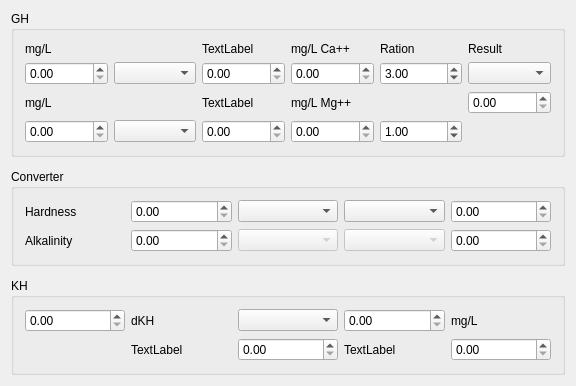
The window that mainwindow.ui (DrFr/HardnessCalc) describes before a commit, drawn with Qt 5.
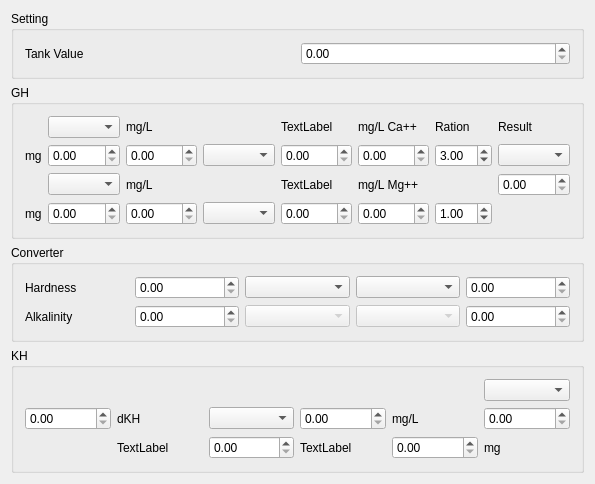
The same window after the commit.

Commit message: added tank value

```diff
--- a/mainwindow.ui
+++ b/mainwindow.ui
@@ -7,7 +7,7 @@
     <x>0</x>
     <y>0</y>
     <width>576</width>
-    <height>386</height>
+    <height>455</height>
    </rect>
   </property>
   <property name="windowTitle">
@@ -15,144 +15,201 @@
   </property>
   <widget class="QWidget" name="centralWidget">
    <layout class="QVBoxLayout" name="verticalLayout">
+    <item>
+     <widget class="QGroupBox" name="groupBox_4">
+      <property name="title">
+       <string>Setting</string>
+      </property>
+      <layout class="QGridLayout" name="gridLayout">
+       <item row="0" column="2">
+        <widget class="QDoubleSpinBox" name="doubleSpinBox_tankValue">
+         <property name="maximum">
+          <double>9999.989999999999782</double>
+         </property>
+        </widget>
+       </item>
+       <item row="0" column="1">
+        <widget class="QLabel" name="label_11">
+         <property name="text">
+          <string>Tank Value</string>
+         </property>
+        </widget>
+       </item>
+      </layout>
+     </widget>
+    </item>
     <item>
      <widget class="QGroupBox" name="groupBox">
       <property name="title">
        <string>GH</string>
       </property>
       <layout class="QGridLayout" name="gridLayout_2">
-       <item row="0" column="3">
+       <item row="0" column="5">
         <widget class="QLabel" name="label">
          <property name="text">
           <string>mg/L Ca++</string>
          </property>
         </widget>
        </item>
-       <item row="1" column="0">
+       <item row="1" column="2">
         <widget class="QDoubleSpinBox" name="doubleSpinBox_CaSalt">
          <property name="maximum">
           <double>9999.989999999999782</double>
          </property>
         </widget>
        </item>
-       <item row="3" column="1">
+       <item row="3" column="3">
         <widget class="QComboBox" name="comboBoxMgSalts"/>
        </item>
-       <item row="3" column="4">
+       <item row="3" column="6">
         <widget class="QDoubleSpinBox" name="doubleSpinBoxMgRation">
          <property name="value">
           <double>1.000000000000000</double>
          </property>
         </widget>
        </item>
-       <item row="0" column="0">
+       <item row="0" column="2">
         <widget class="QLabel" name="label_6">
          <property name="text">
           <string>mg/L</string>
          </property>
         </widget>
        </item>
-       <item row="1" column="5">
+       <item row="1" column="7">
         <widget class="QComboBox" name="comboBoxMineralResult">
          <property name="enabled">
           <bool>true</bool>
          </property>
         </widget>
        </item>
-       <item row="3" column="0">
+       <item row="3" column="2">
         <widget class="QDoubleSpinBox" name="doubleSpinBox_MgSalt">
          <property name="maximum">
           <double>9999.989999999999782</double>
          </property>
         </widget>
        </item>
-       <item row="2" column="3">
+       <item row="1" column="5">
+        <widget class="QDoubleSpinBox" name="doubleSpinBoxCa">
+         <property name="maximum">
+          <double>9999.989999999999782</double>
+         </property>
+        </widget>
+       </item>
+       <item row="2" column="5">
         <widget class="QLabel" name="label_2">
          <property name="text">
           <string>mg/L Mg++</string>
          </property>
         </widget>
        </item>
-       <item row="2" column="5">
+       <item row="2" column="7">
         <widget class="QDoubleSpinBox" name="doubleSpinBoxResult">
          <property name="maximum">
           <double>9999.989999999999782</double>
          </property>
         </widget>
        </item>
-       <item row="1" column="3">
-        <widget class="QDoubleSpinBox" name="doubleSpinBoxCa">
-         <property name="maximum">
-          <double>9999.989999999999782</double>
-         </property>
-        </widget>
-       </item>
-       <item row="3" column="3">
+       <item row="3" column="5">
         <widget class="QDoubleSpinBox" name="doubleSpinBoxMg">
          <property name="maximum">
           <double>9999.989999999999782</double>
          </property>
         </widget>
        </item>
-       <item row="1" column="4">
+       <item row="1" column="6">
         <widget class="QDoubleSpinBox" name="doubleSpinBoxCaRation">
          <property name="value">
           <double>3.000000000000000</double>
          </property>
         </widget>
        </item>
-       <item row="0" column="4">
+       <item row="0" column="6">
         <widget class="QLabel" name="label_3">
          <property name="text">
           <string>Ration</string>
          </property>
         </widget>
        </item>
-       <item row="1" column="1">
+       <item row="1" column="3">
         <widget class="QComboBox" name="comboBoxCaSalts"/>
        </item>
-       <item row="0" column="5">
+       <item row="0" column="7">
         <widget class="QLabel" name="label_4">
          <property name="text">
           <string>Result</string>
          </property>
         </widget>
        </item>
-       <item row="2" column="0">
+       <item row="2" column="2">
         <widget class="QLabel" name="label_7">
          <property name="text">
           <string>mg/L</string>
          </property>
         </widget>
        </item>
-       <item row="1" column="2">
+       <item row="1" column="4">
         <widget class="QDoubleSpinBox" name="doubleSpinBox_CaAnion">
          <property name="maximum">
           <double>9999.989999999999782</double>
          </property>
         </widget>
        </item>
-       <item row="3" column="2">
+       <item row="3" column="4">
         <widget class="QDoubleSpinBox" name="doubleSpinBox_MgAnion">
          <property name="maximum">
           <double>9999.989999999999782</double>
          </property>
         </widget>
        </item>
-       <item row="0" column="2">
+       <item row="0" column="4">
         <widget class="QLabel" name="label_CaAnion">
          <property name="text">
           <string>TextLabel</string>
          </property>
         </widget>
        </item>
-       <item row="2" column="2">
+       <item row="2" column="4">
         <widget class="QLabel" name="label_MgAnion">
          <property name="text">
           <string>TextLabel</string>
          </property>
         </widget>
        </item>
+       <item row="1" column="1">
+        <widget class="QDoubleSpinBox" name="spinBox_CaSaltTank">
+         <property name="maximum">
+          <double>9999.989999999999782</double>
+         </property>
+        </widget>
+       </item>
+       <item row="3" column="1">
+        <widget class="QDoubleSpinBox" name="spinBox_MgSaltTank">
+         <property name="maximum">
+          <double>9999.989999999999782</double>
+         </property>
+        </widget>
+       </item>
+       <item row="1" column="0">
+        <widget class="QLabel" name="label_CaTank">
+         <property name="text">
+          <string>mg</string>
+         </property>
+        </widget>
+       </item>
+       <item row="3" column="0">
+        <widget class="QLabel" name="label_MgTank">
+         <property name="text">
+          <string>mg</string>
+         </property>
+        </widget>
+       </item>
+       <item row="0" column="1">
+        <widget class="QComboBox" name="comboBox_caMass"/>
+       </item>
+       <item row="2" column="1">
+        <widget class="QComboBox" name="comboBox_mgMass"/>
+       </item>
       </layout>
      </widget>
     </item>
@@ -265,61 +322,78 @@
        <string>KH</string>
       </property>
       <layout class="QGridLayout" name="gridLayout_4">
-       <item row="1" column="1">
+       <item row="1" column="5">
+        <widget class="QDoubleSpinBox" name="spinBox_KHSaltTank">
+         <property name="maximum">
+          <double>9999.989999999999782</double>
+         </property>
+        </widget>
+       </item>
+       <item row="2" column="1">
         <widget class="QLabel" name="labelKHCation">
          <property name="text">
           <string>TextLabel</string>
          </property>
         </widget>
        </item>
-       <item row="0" column="2">
+       <item row="1" column="2">
         <widget class="QComboBox" name="comboBoxKHSalt"/>
        </item>
-       <item row="1" column="2">
+       <item row="2" column="2">
         <widget class="QDoubleSpinBox" name="doubleSpinBox_KHCation">
          <property name="maximum">
           <double>9999.989999999999782</double>
          </property>
         </widget>
        </item>
-       <item row="0" column="1">
+       <item row="1" column="0">
+        <widget class="QDoubleSpinBox" name="doubleSpinBox_2"/>
+       </item>
+       <item row="1" column="1">
         <widget class="QLabel" name="label_5">
          <property name="text">
           <string>dKH</string>
          </property>
         </widget>
        </item>
-       <item row="0" column="0">
-        <widget class="QDoubleSpinBox" name="doubleSpinBox_2"/>
-       </item>
-       <item row="0" column="3">
+       <item row="1" column="3">
         <widget class="QDoubleSpinBox" name="doubleSpinBox_3">
          <property name="maximum">
           <double>999.990000000000009</double>
          </property>
         </widget>
        </item>
-       <item row="1" column="3">
-        <widget class="QLabel" name="labelKHAnion">
-         <property name="text">
-          <string>TextLabel</string>
-         </property>
-        </widget>
-       </item>
-       <item row="1" column="4">
+       <item row="2" column="4">
         <widget class="QDoubleSpinBox" name="doubleSpinBox_KHAnion">
          <property name="maximum">
           <double>9999.989999999999782</double>
          </property>
         </widget>
        </item>
-       <item row="0" column="4">
+       <item row="2" column="3">
+        <widget class="QLabel" name="labelKHAnion">
+         <property name="text">
+          <string>TextLabel</string>
+         </property>
+        </widget>
+       </item>
+       <item row="1" column="4">
         <widget class="QLabel" name="label_8">
          <property name="text">
           <string>mg/L</string>
          </property>
         </widget>
        </item>
+       <item row="0" column="5">
+        <widget class="QComboBox" name="comboBox_KHMass"/>
+       </item>
+       <item row="2" column="5">
+        <widget class="QLabel" name="label_KHTank">
+         <property name="text">
+          <string>mg</string>
+         </property>
+        </widget>
+       </item>
       </layout>
      </widget>
     </item>
```
The commit also changes 2 other files.
